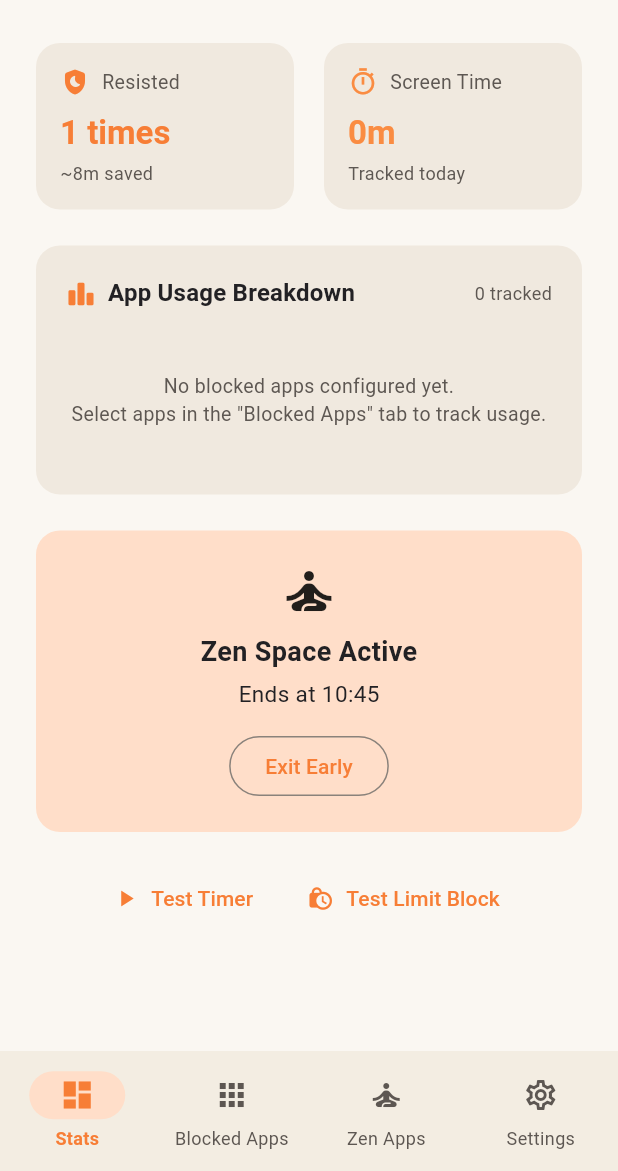
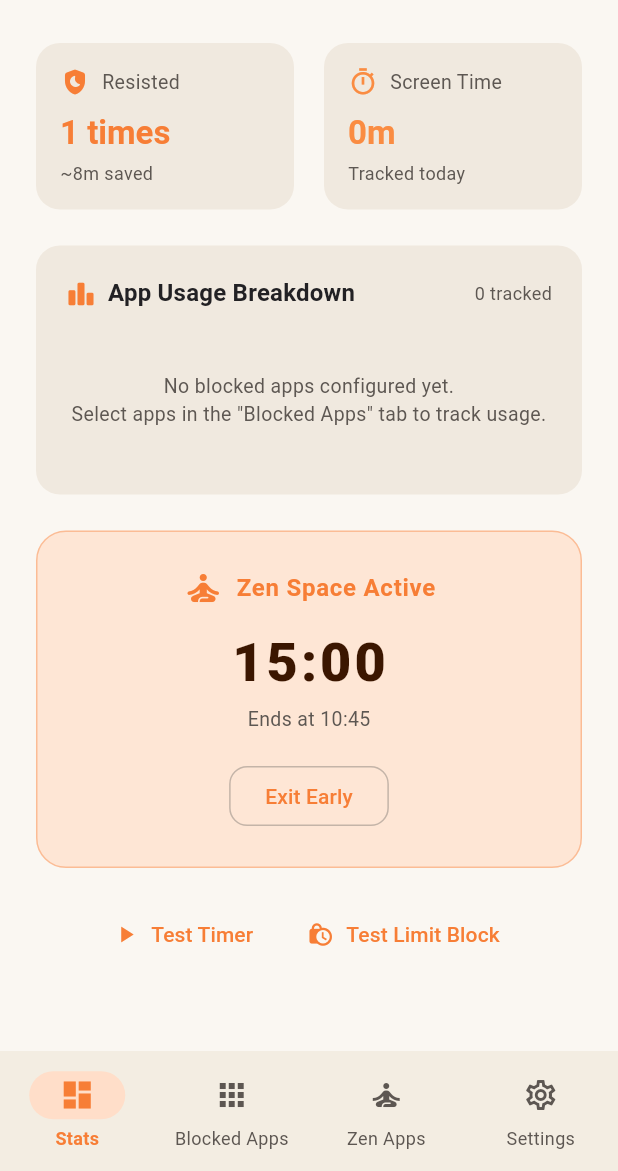
Before and after one commit to KOlCIqwq/Unplug, a Flutter app: the screen it shows after launch, after a tap on "Test Timer", after a tap on "Start Zen Space", on a phone screen of 412 x 824 dp, the part 65-1236 px from its top. Run offline on Flutter 3.47's test engine with Material 3 defaults, Android fonts, the phone set to English and light mode, and no system bars; our stand-ins replace shared_preferences; missing offline and left inert: installed_apps; network calls fail.

Commit message:
timer on zen space

```diff
--- a/lib/screens/dashboard_screen.dart
+++ b/lib/screens/dashboard_screen.dart
@@ -177,6 +177,22 @@ class _DashboardScreenState extends State<DashboardScreen> with WidgetsBindingOb
   String _formatTime(DateTime time) {
     String twoDigits(int n) => n.toString().padLeft(2, '0');
     return '${twoDigits(time.hour)}:${twoDigits(time.minute)}';
+  }
+
+  String _formatCountdown(int targetEpochMs) {
+    final diffMs = targetEpochMs - DateTime.now().millisecondsSinceEpoch;
+    if (diffMs <= 0) return '00:00';
+    final totalSeconds = (diffMs / 1000).ceil();
+    final hours = totalSeconds ~/ 3600;
+    final minutes = (totalSeconds % 3600) ~/ 60;
+    final seconds = totalSeconds % 60;
+
+    String twoDigits(int n) => n.toString().padLeft(2, '0');
+
+    if (hours > 0) {
+      return '${twoDigits(hours)}:${twoDigits(minutes)}:${twoDigits(seconds)}';
+    }
+    return '${twoDigits(minutes)}:${twoDigits(seconds)}';
   }
 
   String _formatMinutes(int minutes) {
@@ -556,24 +572,57 @@ class _DashboardScreenState extends State<DashboardScreen> with WidgetsBindingOb
             // Zen Space Card
             if (_zenModeEndTime > DateTime.now().millisecondsSinceEpoch)
               Card(
-                color: colorScheme.primaryContainer,
+                color: colorScheme.primaryContainer.withValues(alpha: 0.7),
                 elevation: 0,
-                shape: RoundedRectangleBorder(borderRadius: BorderRadius.circular(16)),
+                shape: RoundedRectangleBorder(
+                  borderRadius: BorderRadius.circular(20),
+                  side: BorderSide(color: colorScheme.primary.withValues(alpha: 0.4)),
+                ),
                 child: Padding(
-                  padding: const EdgeInsets.all(20.0),
+                  padding: const EdgeInsets.symmetric(horizontal: 20.0, vertical: 24.0),
                   child: Column(
                     children: [
-                      const Icon(Icons.self_improvement, size: 40),
-                      const SizedBox(height: 8),
-                      const Text('Zen Space Active', style: TextStyle(fontSize: 18, fontWeight: FontWeight.bold)),
-                      const SizedBox(height: 4),
+                      Row(
+                        mainAxisAlignment: MainAxisAlignment.center,
+                        children: [
+                          Icon(Icons.self_improvement_rounded, size: 28, color: colorScheme.primary),
+                          const SizedBox(width: 8),
+                          Text(
+                            'Zen Space Active',
+                            style: TextStyle(
+                              fontSize: 16,
+                              fontWeight: FontWeight.bold,
+                              letterSpacing: 0.5,
+                              color: colorScheme.primary,
+                            ),
+                          ),
+                        ],
+                      ),
+                      const SizedBox(height: 14),
+                      Text(
+                        _formatCountdown(_zenModeEndTime),
+                        style: Theme.of(context).textTheme.displaySmall?.copyWith(
+                          fontWeight: FontWeight.w800,
+                          letterSpacing: 2.0,
+                          color: colorScheme.onPrimaryContainer,
+                        ),
+                      ),
+                      const SizedBox(height: 6),
                       Text(
                         'Ends at ${_formatTime(DateTime.fromMillisecondsSinceEpoch(_zenModeEndTime))}',
-                        style: const TextStyle(fontSize: 15),
+                        style: TextStyle(
+                          fontSize: 13,
+                          color: colorScheme.onSurfaceVariant,
+                        ),
                       ),
-                      const SizedBox(height: 14),
+                      const SizedBox(height: 18),
                       OutlinedButton(
                         onPressed: _exitZenSpace,
+                        style: OutlinedButton.styleFrom(
+                          padding: const EdgeInsets.symmetric(horizontal: 24, vertical: 10),
+                          side: BorderSide(color: colorScheme.outline.withValues(alpha: 0.5)),
+                          shape: RoundedRectangleBorder(borderRadius: BorderRadius.circular(12)),
+                        ),
                         child: const Text('Exit Early'),
                       ),
                     ],
--- a/lib/screens/intervention_screen.dart
+++ b/lib/screens/intervention_screen.dart
@@ -42,6 +42,7 @@ class _InterventionScreenState extends State<InterventionScreen>
   late int _limitMinutes;
   late int _usedMinutes;
   late bool _isLimitBlock;
+  int _zenModeEndTime = 0;
 
   @override
   void initState() {
@@ -49,7 +50,7 @@ class _InterventionScreenState extends State<InterventionScreen>
     _limitMinutes = widget.limitMinutes;
     _usedMinutes = widget.usedMinutes;
     _isLimitBlock = widget.isLimitBlock || (_limitMinutes > 0 && _usedMinutes >= _limitMinutes);
-    _remainingSeconds = _isLimitBlock ? 999999 : widget.waitTimeSeconds;
+    _remainingSeconds = (_isLimitBlock || widget.isZenBlock) ? 999999 : widget.waitTimeSeconds;
 
     final available = _getAvailableSessionMinutes();
     if (!available.contains(_selectedMinutes)) {
@@ -69,7 +70,7 @@ class _InterventionScreenState extends State<InterventionScreen>
       ),
     );
 
-    if (!_isLimitBlock && !widget.isZenBlock) {
+    if (!_isLimitBlock) {
       _startTimer();
     }
     _loadFreshSettings();
@@ -87,6 +88,7 @@ class _InterventionScreenState extends State<InterventionScreen>
     final int usedMs = prefs.getInt('usage_${dateKey}_$pkg') ?? 0;
     final int usedMins = widget.usedMinutes > 0 ? widget.usedMinutes : (usedMs / (60 * 1000)).toInt();
     final bool limitBlock = widget.isLimitBlock || (limit > 0 && usedMins >= limit);
+    final int zenEnd = prefs.getInt('zen_mode_end_time') ?? 0;
 
     if (mounted) {
       setState(() {
@@ -94,9 +96,9 @@ class _InterventionScreenState extends State<InterventionScreen>
         _limitMinutes = limit;
         _usedMinutes = usedMins;
         _isLimitBlock = limitBlock;
+        _zenModeEndTime = zenEnd;
         if (limitBlock) {
           _remainingSeconds = 999999;
-          _timer?.cancel();
         }
       });
     }
@@ -165,15 +167,35 @@ class _InterventionScreenState extends State<InterventionScreen>
     }
   }
 
+  String _formatCountdown(int targetEpochMs) {
+    final diffMs = targetEpochMs - DateTime.now().millisecondsSinceEpoch;
+    if (diffMs <= 0) return '00:00';
+    final totalSeconds = (diffMs / 1000).ceil();
+    final hours = totalSeconds ~/ 3600;
+    final minutes = (totalSeconds % 3600) ~/ 60;
+    final seconds = totalSeconds % 60;
+
+    String twoDigits(int n) => n.toString().padLeft(2, '0');
+
+    if (hours > 0) {
+      return '${twoDigits(hours)}:${twoDigits(minutes)}:${twoDigits(seconds)}';
+    }
+    return '${twoDigits(minutes)}:${twoDigits(seconds)}';
+  }
+
   void _startTimer() {
-    if (widget.isZenBlock || _isLimitBlock) return;
+    if (_isLimitBlock) return;
     _timer = Timer.periodic(const Duration(seconds: 1), (timer) {
-      if (_remainingSeconds > 0) {
-        setState(() {
-          _remainingSeconds--;
-        });
-      } else {
-        _timer?.cancel();
+      if (mounted) {
+        if (!widget.isZenBlock && _remainingSeconds > 0) {
+          setState(() {
+            _remainingSeconds--;
+          });
+        } else if (widget.isZenBlock) {
+          setState(() {});
+        } else if (_remainingSeconds == 0) {
+          _timer?.cancel();
+        }
       }
     });
   }
@@ -288,7 +310,9 @@ class _InterventionScreenState extends State<InterventionScreen>
                               _isLimitBlock
                                   ? 'Daily Limit Reached'
                                   : widget.isZenBlock
-                                      ? 'Zen Space Active'
+                                      ? (_zenModeEndTime > DateTime.now().millisecondsSinceEpoch
+                                          ? _formatCountdown(_zenModeEndTime)
+                                          : 'Zen Space Active')
                                       : _remainingSeconds > 0 ? '$_remainingSeconds' : 'Ready',
                               textAlign: TextAlign.center,
                               style: Theme.of(context).textTheme.headlineMedium?.copyWith(
@@ -298,7 +322,17 @@ class _InterventionScreenState extends State<InterventionScreen>
                             ),
                           ),
 
-                          if (_isLimitBlock) ...[
+                          if (widget.isZenBlock) ...[
+                            const SizedBox(height: 8),
+                            Padding(
+                              padding: const EdgeInsets.symmetric(horizontal: 16.0),
+                              child: Text(
+                                'Zen Space is active. $_displayAppName is not on your whitelist.',
+                                textAlign: TextAlign.center,
+                                style: TextStyle(color: colorScheme.onSurfaceVariant, fontSize: 14),
+                              ),
+                            ),
+                          ] else if (_isLimitBlock) ...[
                             const SizedBox(height: 8),
                             Padding(
                               padding: const EdgeInsets.symmetric(horizontal: 16.0),
@@ -308,7 +342,7 @@ class _InterventionScreenState extends State<InterventionScreen>
                                 style: TextStyle(color: colorScheme.onSurfaceVariant, fontSize: 14),
                               ),
                             ),
-                          ] else if (!widget.isZenBlock && _limitMinutes > 0) ...[
+                          ] else if (_limitMinutes > 0) ...[
                             const SizedBox(height: 8),
                             Container(
                               padding: const EdgeInsets.symmetric(horizontal: 12, vertical: 4),
--- a/pubspec.yaml
+++ b/pubspec.yaml
@@ -16,7 +16,7 @@ publish_to: 'none' # Remove this line if you wish to publish to pub.dev
 # https://developer.apple.com/library/archive/documentation/General/Reference/InfoPlistKeyReference/Articles/CoreFoundationKeys.html
 # In Windows, build-name is used as the major, minor, and patch parts
 # of the product and file versions while build-number is used as the build suffix.
-version: 1.2.5+1
+version: 1.2.7+1
 
 environment:
   sdk: ^3.8.1
```
